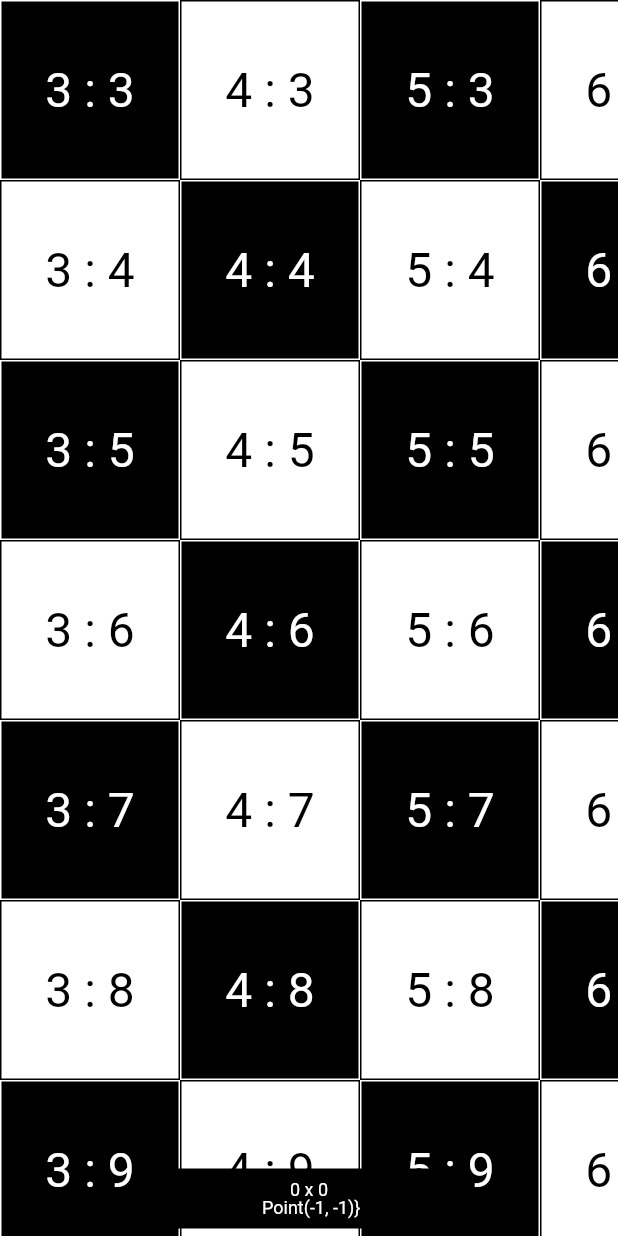
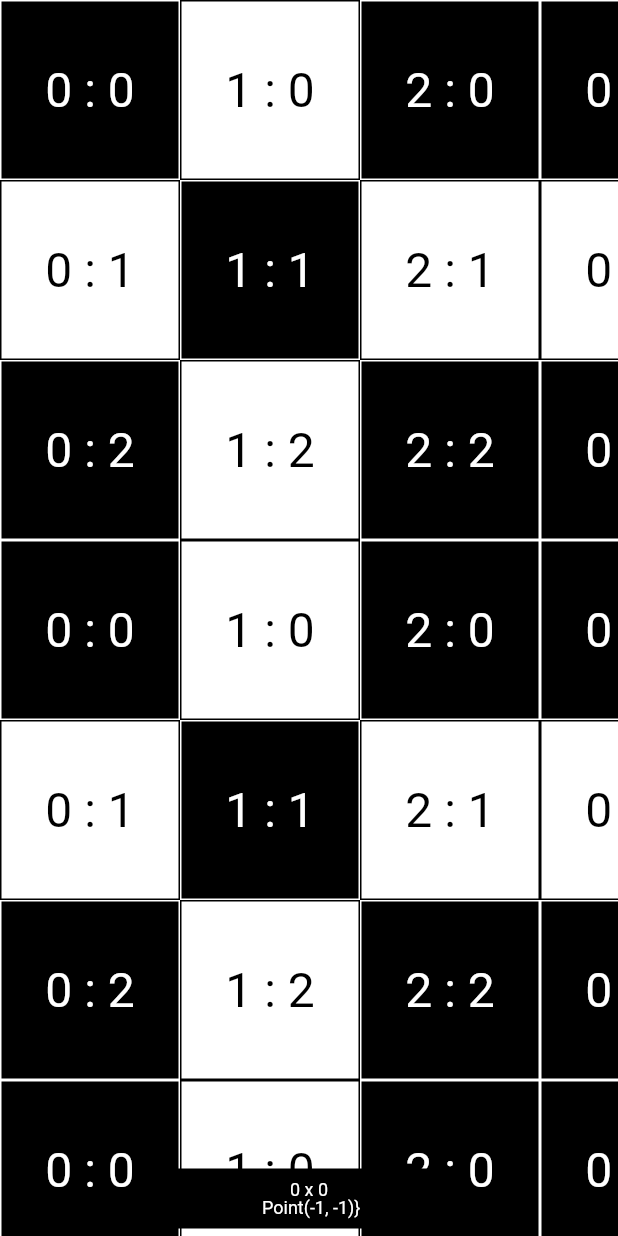
Before and after one commit to PlugFox/interactive_viewer, a Flutter app: the screen it shows after launch, on a phone screen of 412 x 824 dp. Run offline on Flutter 3.47's test engine with Material 2 defaults, Android fonts, the phone set to English and light mode, and no system bars.

Commit message:
some evil magic with zoom

```diff
--- a/lib/src/app.dart
+++ b/lib/src/app.dart
@@ -25,7 +25,7 @@ class Home extends StatelessWidget {
             startCoordOx: 3,
             startCoordOy: 3,
             isCycled: true, // Is behaving like globus (coords: 0,1,2,3,0,1,2,3)
-            fullBoardSize: const Size(0, 10), // (full bord size)
+            fullBoardSize: const Size(3, 3), // (full bord size)
             builder: (x, y) {
               //print('Rebuild: $x x $y');
               return BoardTile(x: x, y: y);
--- a/lib/src/board.dart
+++ b/lib/src/board.dart
@@ -64,6 +64,7 @@ class Board extends StatelessWidget {
 }
 
 Point<int> getCellsOffset(Offset cameraOffset, Size tileSize) {
+  print('cell size:' + tileSize.toString());
   //сам рассчет производить относительно текущей позиции камеры и ближайшей к ней клетке (Если левая, то надо ставить угловую позицию, если правая - то плюсовую)
   // прибавить по половине (отцентровать относительно точки) и посмотреть куда ближе камера:
   final offsetTilesX = -1 * ((cameraOffset.dx + tileSize.width) / tileSize.width).ceil();
@@ -108,11 +109,13 @@ class _Board extends StatefulWidget {
 
 class _BoardState extends State<_Board> {
   late _ThrottledOffsetController _controller;
+  Size currentSize = const Size(100, 100);
 
   //region Lifecycle
   @override
   void initState() {
     super.initState();
+    currentSize = widget.size;
     _controller = _ThrottledOffsetController(
       initialValue: const Offset(0, 0),
       fps: widget.fps,
@@ -148,14 +151,30 @@ class _BoardState extends State<_Board> {
           Positioned.fill(
             child: Center(
               child: GestureDetector(
+                /*
                 onPanCancel: () => _controller.notifyListeners(),
                 onPanEnd: (details) => _controller.notifyListeners(),
-                onPanUpdate: (details) => _controller.translate(details.delta.dx, details.delta.dy),
+                onPanUpdate: (details) {
+                  print('details.delta.distanceSquared:' + details.globalPosition.distanceSquared.toString());
+
+                  _controller.translate(details.delta.dx, details.delta.dy);
+                },
+
+                 */
+                onScaleUpdate: (scaleInfo) {
+                  //print('scaleInfo.focalPointDelta: ' + scaleInfo.focalPointDelta.toString());
+                  _controller.translate(scaleInfo.focalPointDelta.dx, scaleInfo.focalPointDelta.dy);
+                  if (scaleInfo.scale > 0.5 && scaleInfo.scale < 2 && scaleInfo.scale != 1) {
+                    setState(() {
+                      currentSize = Size(widget.size.width * scaleInfo.scale, widget.size.height * scaleInfo.scale);
+                    });
+                  }
+                },
                 child: LayoutBuilder(
                   builder: (context, constraints) => _BoardLayout(
                     offsetController: _controller,
                     boardSize: constraints.biggest,
-                    cellSize: widget.size,
+                    cellSize: currentSize,
                     startCoordOx: widget.startCoordOx,
                     startCoordOy: widget.startCoordOy,
                     fullBoardSize: widget.fullBoardSize,
@@ -358,7 +377,9 @@ class _BoardLayoutState extends State<_BoardLayout> {
     super.initState();
     resetToCoord(widget.startCoordOx, widget.startCoordOy);
 
-    widget.offsetController..addListener(_rebuildX)..addListener(_rebuildY);
+    widget.offsetController
+      ..addListener(_rebuildX)
+      ..addListener(_rebuildY);
   }
 
   void resetToCoord(int x, int y) {
@@ -385,8 +406,9 @@ class _BoardLayoutState extends State<_BoardLayout> {
   // поместиться на экране по каждой оси
   // с небольшим запасом
   void _evalSizeTileCount({int startX = 0, int startY = 0}) {
-    width = (widget.boardSize.width / widget.cellSize.width).ceil() + 2;
-    height = (widget.boardSize.height / widget.cellSize.height).ceil() + 2;
+    print('_evalSizeTileCount cell size:' + widget.boardSize.toString());
+    width = ((widget.boardSize.width / widget.cellSize.width).ceil() + 2) * 2;
+    height = ((widget.boardSize.height / widget.cellSize.height).ceil() + 2) * 2;
     cellMapper = CellMapper(
         width: width,
         height: height,
@@ -400,7 +422,9 @@ class _BoardLayoutState extends State<_BoardLayout> {
   void dispose() {
     _rebuildControllerCol.close();
     _rebuildControllerRow.close();
-    widget.offsetController..removeListener(_rebuildX)..removeListener(_rebuildY);
+    widget.offsetController
+      ..removeListener(_rebuildX)
+      ..removeListener(_rebuildY);
     super.dispose();
   }
 
@@ -416,6 +440,7 @@ class _BoardLayoutState extends State<_BoardLayout> {
         children: _buildTiles(
           width,
           height,
+          widget.cellSize,
         ).toList(growable: false),
       );
 
@@ -427,10 +452,12 @@ class _BoardLayoutState extends State<_BoardLayout> {
   Iterable<Widget> _buildTiles(
     int width,
     int height,
+    Size cellSize,
   ) sync* {
     final board = context.findAncestorWidgetOfExactType<_Board>()!;
     final builder = board.builder;
-    final cellSize = board.size;
+    //final cellSize = board.size;
+    print('_buildTiles cellSize: ' + cellSize.toString());
     for (var x = 0; x < width; x++) {
       for (var y = 0; y < height; y++) {
         yield SizedBox.fromSize(
@@ -444,7 +471,7 @@ class _BoardLayoutState extends State<_BoardLayout> {
                 final ox = cellMapper.mapOx[x] ?? -1;
 
                 if (widget.fullBoardSize.height.round() != 0) {
-                  print('build Oy empty box');
+                  //!print('build Oy empty box');
                   if (oy < 0 || oy >= widget.fullBoardSize.height) {
                     return SizedBox(
                       width: cellSize.width,
@@ -453,7 +480,7 @@ class _BoardLayoutState extends State<_BoardLayout> {
                   }
                 }
                 if (widget.fullBoardSize.width.round() != 0) {
-                  print('build Ox empty box');
+                  //!print('build Ox empty box');
                   if (ox < 0 || ox >= widget.fullBoardSize.width) {
                     return SizedBox(
                       width: cellSize.width,
@@ -561,19 +588,7 @@ class _ThrottledOffsetController extends _ThrottledController<Offset> {
 
   @override
   bool update(Offset value) {
-    final diffDx = value.dx - _lastNotifiedValue.dx;
-    final diffDy = value.dy - _lastNotifiedValue.dy;
-    final updateDx = diffDx.abs() < scrollThreshold;
-    final updateDy = diffDy.abs() < scrollThreshold;
-
-    //Если скроллим слишком быстро, то сильно уменьшаем скорость скролла:
-    final newOffset = Offset(updateDx ? value.dx : (_lastNotifiedValue.dx + diffDx / 4),
-        updateDy ? value.dy : (_lastNotifiedValue.dy + diffDy / 4));
-    _wasUpdated = super.update(newOffset);
-    if (_wasUpdated) {
-      _lastNotifiedValue = newOffset;
-    }
-
+    _wasUpdated = super.update(value);
     return _wasUpdated;
   }
 
```
